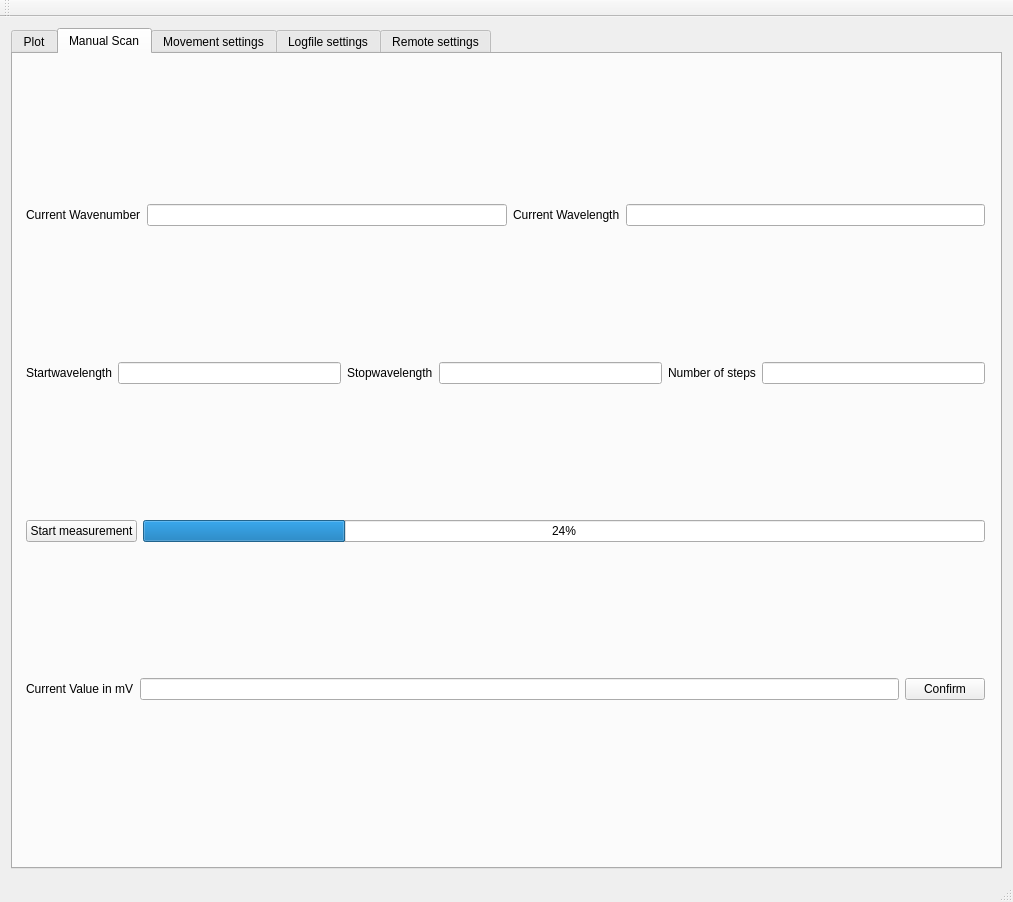
Old version of the form mainwindow.ui in the repository anates/Spectro.
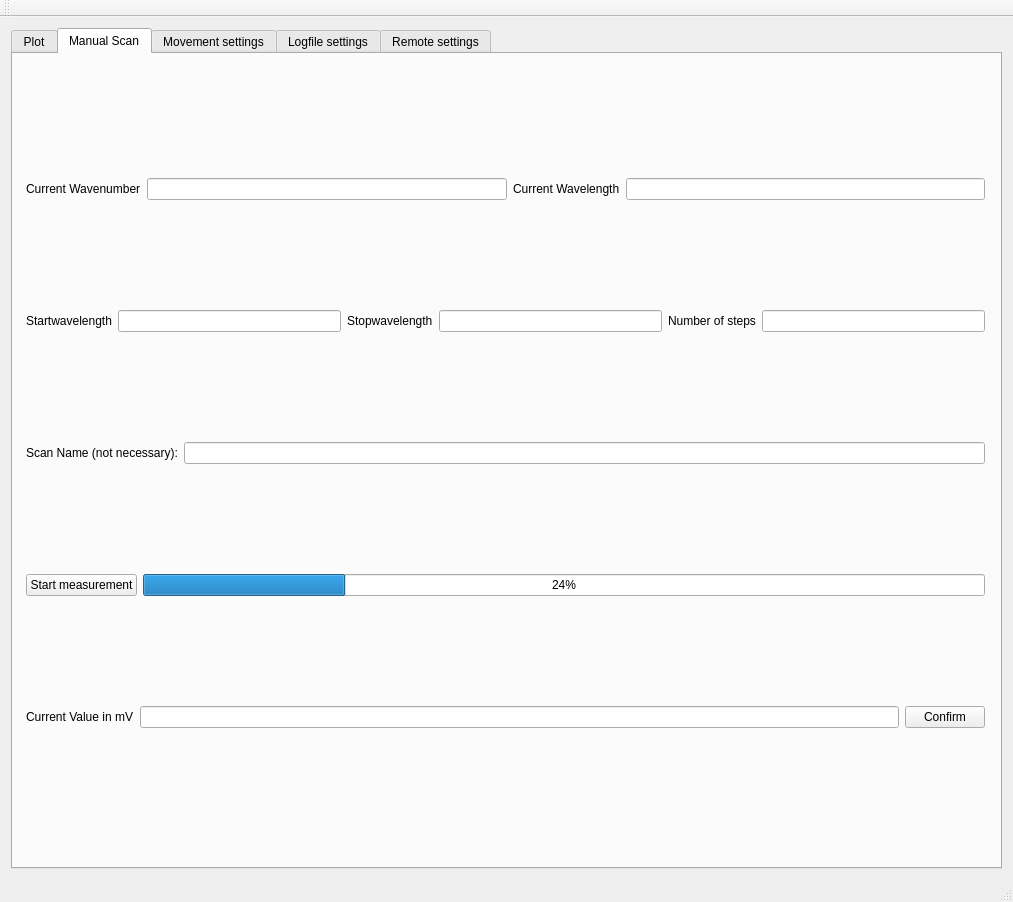
New version of the form. Custom widgets are drawn as their Qt base class.

Patch:
```diff
--- a/mainwindow.ui
+++ b/mainwindow.ui
@@ -428,6 +428,20 @@
            </item>
           </layout>
          </item>
+         <item>
+          <layout class="QHBoxLayout" name="horizontalLayout_10">
+           <item>
+            <widget class="QLabel" name="label_23">
+             <property name="text">
+              <string>Scan Name (not necessary):</string>
+             </property>
+            </widget>
+           </item>
+           <item>
+            <widget class="QLineEdit" name="manualScanName"/>
+           </item>
+          </layout>
+         </item>
          <item>
           <layout class="QHBoxLayout" name="horizontalLayout_8">
            <item>
```
